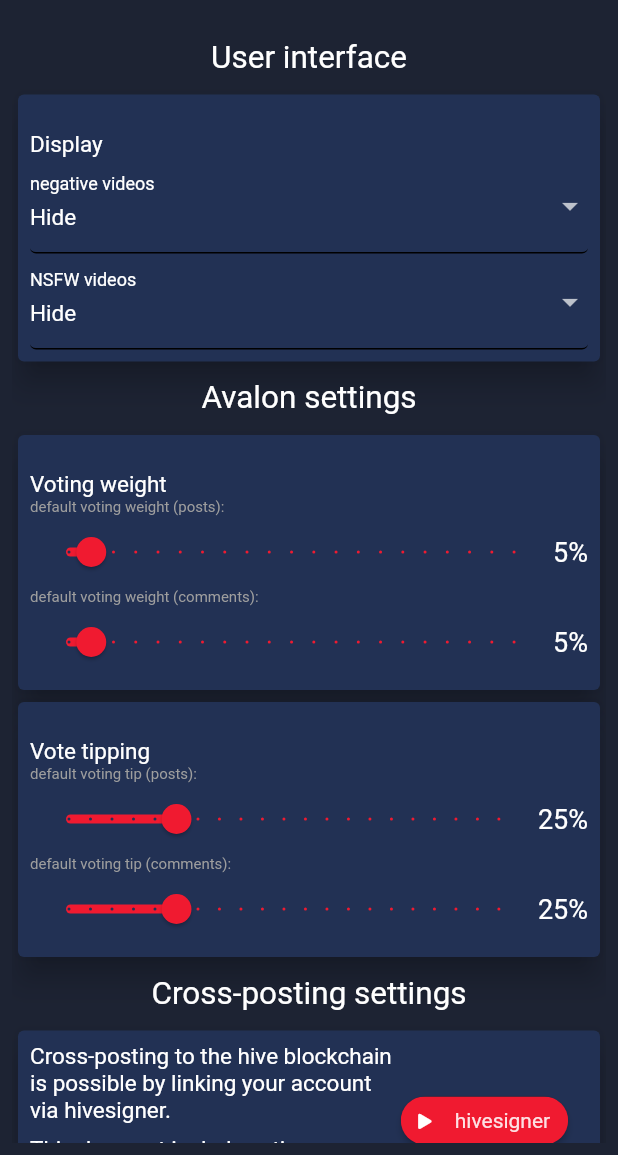
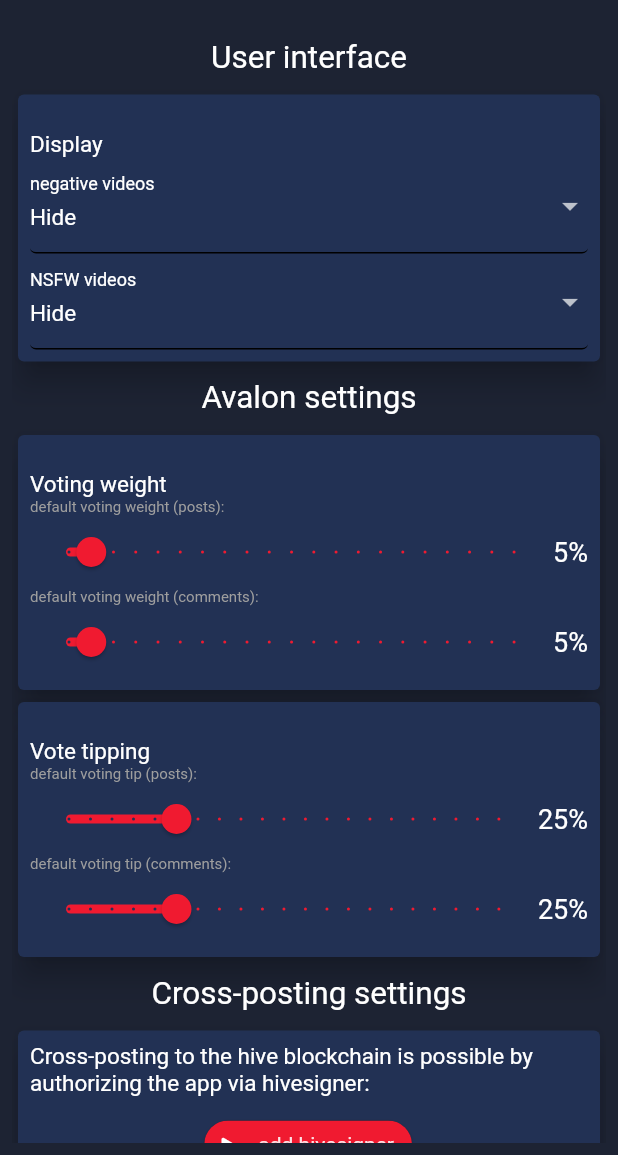
Before and after one commit to dtube/DTubeGo, a Flutter app: the SettingsPage screen opened directly, on a phone screen of 412 x 824 dp, the part 81-1236 px from its top. Run offline on Flutter 3.47's test engine with Material 2 defaults, Android fonts, the phone set to English and light mode, and no system bars; our stand-ins replace another_flushbar, better_player, bloc, cached_network_image, dio, equatable and 12 more; missing offline and left inert: bs58, bs58check, disk_space, ecdsa, elliptic, flutter_web_auth and 3 more; accounts and stored records are empty; network calls fail.

Commit message:
extracted hivesigner logic into its own bloc

```diff
--- /dev/null
+++ b/lib/bloc/hivesigner/hivesigner_event.dart
@@ -0,0 +1,17 @@
+import 'package:equatable/equatable.dart';
+import 'package:flutter/material.dart';
+
+abstract class HivesignerEvent extends Equatable {}
+
+class CheckAccessToken extends HivesignerEvent {
+  CheckAccessToken();
+  @override
+  List<Object> get props => List.empty();
+}
+
+class RequestAccessToken extends HivesignerEvent {
+  final BuildContext context;
+  RequestAccessToken({required this.context});
+  @override
+  List<Object> get props => List.empty();
+}
--- /dev/null
+++ b/lib/bloc/hivesigner/hivesigner_state.dart
@@ -0,0 +1,46 @@
+import 'package:equatable/equatable.dart';
+
+abstract class HivesignerState extends Equatable {}
+
+// general user states
+class HivesignerInitialState extends HivesignerState {
+  @override
+  List<Object> get props => [];
+}
+
+class AccessTokenLoadingState extends HivesignerState {
+  @override
+  List<Object> get props => [];
+}
+
+class AccessTokenValidState extends HivesignerState {
+  AccessTokenValidState();
+
+  @override
+  List<Object> get props => [];
+}
+
+class AccessTokenInvalidState extends HivesignerState {
+  String message;
+
+  AccessTokenInvalidState({required this.message});
+
+  @override
+  List<Object> get props => [message];
+}
+
+class NoAccessTokenFoundState extends HivesignerState {
+  NoAccessTokenFoundState();
+
+  @override
+  List<Object> get props => [];
+}
+
+class HivesignerErrorState extends HivesignerState {
+  String message;
+
+  HivesignerErrorState({required this.message});
+
+  @override
+  List<Object> get props => [message];
+}
--- a/lib/res/appConfigValues.dart
+++ b/lib/res/appConfigValues.dart
@@ -47,4 +47,10 @@
     'https://dtube.fso.ovh'
   ];
   static int minFreeSpaceRecordVideoInMB = 10;
+
+  static String hiveSignerCallbackUrlScheme = 'dtubetogo';
+  static String hiveSignerRedirectUrlHTMLEncoded =
+      'dtubetogo%3A%2F%2Foauth2redirect';
+  static String hiveSignerUrl =
+      'https://hivesigner.com/oauth2/authorize?client_id=dtubemobile&redirect_uri=${hiveSignerRedirectUrlHTMLEncoded}&scope=vote,comment';
 }
--- a/lib/ui/pages/settings/Settings.dart
+++ b/lib/ui/pages/settings/Settings.dart
@@ -1,3 +1,4 @@
+import 'package:dtube_togo/bloc/hivesigner/hivesigner_bloc_full.dart';
 import 'package:dtube_togo/utils/SecureStorage.dart' as sec;
 
 import 'package:flutter/services.dart';
@@ -355,20 +356,31 @@
                   Row(
                     children: [
                       Container(
-                        width: deviceWidth * 0.6,
+                        width: deviceWidth * 0.9,
                         child: Column(
                           children: [
                             Text(
-                                "Cross-posting to the hive blockchain is possible by linking your account via hivesigner.",
+                                "Cross-posting to the hive blockchain is possible by authorizing the app via hivesigner:",
+                                style: Theme.of(context).textTheme.bodyText1),
+                            Padding(
+                              padding: const EdgeInsets.all(8.0),
+                              child: BlocProvider<HivesignerBloc>(
+                                create: (BuildContext context) =>
+                                    HivesignerBloc(
+                                        repository: HivesignerRepositoryImpl()),
+                                child: HiveSignerButton(),
+                              ),
+                            ),
+                            Text(
+                                "For security reasons you have to renew the connection every 7 days.",
                                 style: Theme.of(context).textTheme.bodyText1),
                             SizedBox(height: 8),
                             Text(
-                                "This does not include voting, commenting or any other functionality of the hive blockchain.",
+                                "This authorizing does not include voting, commenting or any other functionality of the hive blockchain.",
                                 style: Theme.of(context).textTheme.bodyText1),
                           ],
                         ),
                       ),
-                      HiveSignerButton(),
                     ],
                   ),
                 ],
@@ -403,13 +415,8 @@
           ),
         ));
   }
-
-  void _launchURL(String externalUrl) async => await canLaunch(externalUrl)
-      ? await launch(externalUrl)
-      : throw 'Could not launch $externalUrl';
 }
 
-// TODO: extract logic to its own bloc
 class HiveSignerButton extends StatefulWidget {
   const HiveSignerButton({
     Key? key,
@@ -427,31 +434,6 @@
     super.initState();
   }
 
-  void authenticate() async {
-    final callbackUrlScheme = 'dtubetogo';
-    final _redirectUrlHTMLencoded = 'dtubetogo%3A%2F%2Foauth2redirect';
-    final url =
-        'https://hivesigner.com/oauth2/authorize?client_id=dtubemobile&redirect_uri=${_redirectUrlHTMLencoded}&scope=vote,comment';
-    try {
-      final result = await FlutterWebAuth.authenticate(
-          url: url, callbackUrlScheme: callbackUrlScheme);
-
-      Uri _uri = Uri.parse(result);
-      String _accessToken = _uri.queryParameters['access_token'].toString();
-      String _expiresIn = _uri.queryParameters['expires_in'].toString();
-
-      String _accessTokenRequestedOn = new DateTime.now().toString();
-
-      await sec.persistHiveSignerData(
-          _accessToken, _expiresIn, _accessTokenRequestedOn);
-    } on PlatformException catch (e) {
-      setState(() {
-        _status = 'Got error: $e';
-        print("error: " + e.toString());
-      });
-    }
-  }
-
   @override
   Widget build(BuildContext context) {
     return Column(
@@ -467,16 +449,19 @@
                     : FontAwesomeIcons.play,
             size: 10,
           ),
-          label: Text("hivesigner"),
+          label: Text("add hivesigner"),
           onPressed: () {
-            this.authenticate();
+            BlocProvider.of<HivesignerBloc>(context).add(CheckAccessToken());
           },
         ),
-        Text(_status == "valid"
-            ? "you are already connected"
-            : _status == "invalid"
-                ? "you need to renew your connection"
-                : "not connected yet")
+        BlocBuilder<HivesignerBloc, HivesignerState>(builder: (context, state) {
+          if (state is AccessTokenValidState) {
+            return Text("hivesigner authorization is still valid");
+          } else {
+            return Text(
+                "click to check current hivesigner authorization connection");
+          }
+        }),
       ],
     );
   }
--- a/lib/ui/startup/Startup.dart
+++ b/lib/ui/startup/Startup.dart
@@ -1,3 +1,5 @@
+import 'package:dtube_togo/utils/SecureStorage.dart' as sec;
+
 import 'package:dtube_togo/bloc/auth/auth_bloc_full.dart';
 
 import 'package:dtube_togo/ui/NavigationContainer.dart';
@@ -22,6 +24,7 @@
   @override
   void initState() {
     super.initState();
+    // sec.deleteAllSettings(); // flush ALL app settings including logindata, hivesigner and so on
   }
 
   @override
```
Also changed, not shown: lib/bloc/hivesigner/hivesigner_bloc.dart (added, +49 -0 lines), lib/bloc/hivesigner/hivesigner_bloc_full.dart (added, +7 -0 lines), lib/bloc/hivesigner/hivesigner_repository.dart (added, +60 -0 lines), lib/bloc/hivesigner/hivesigner_response_model.dart (added, +80 -0 lines), lib/utils/secureStorage.dart (+31 -4 lines).
